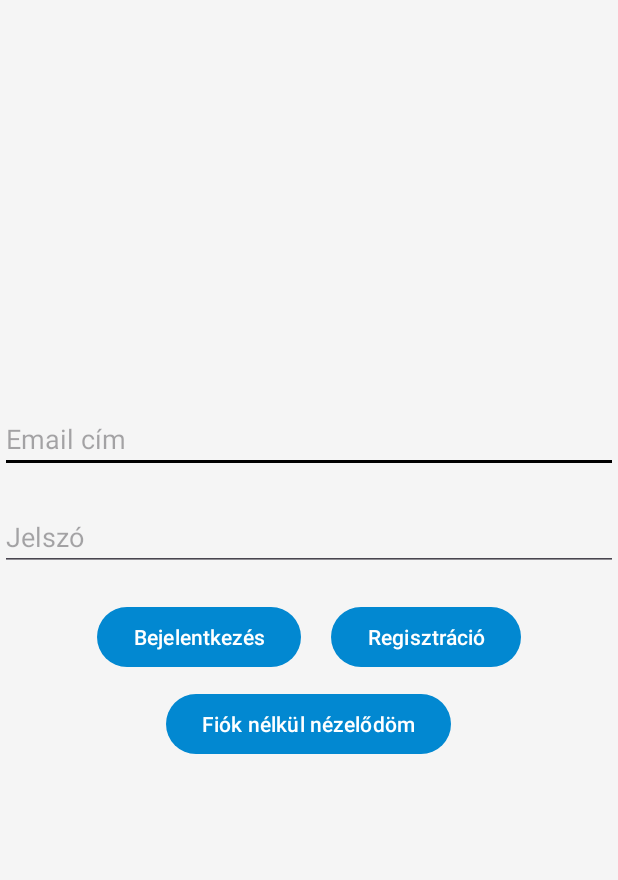
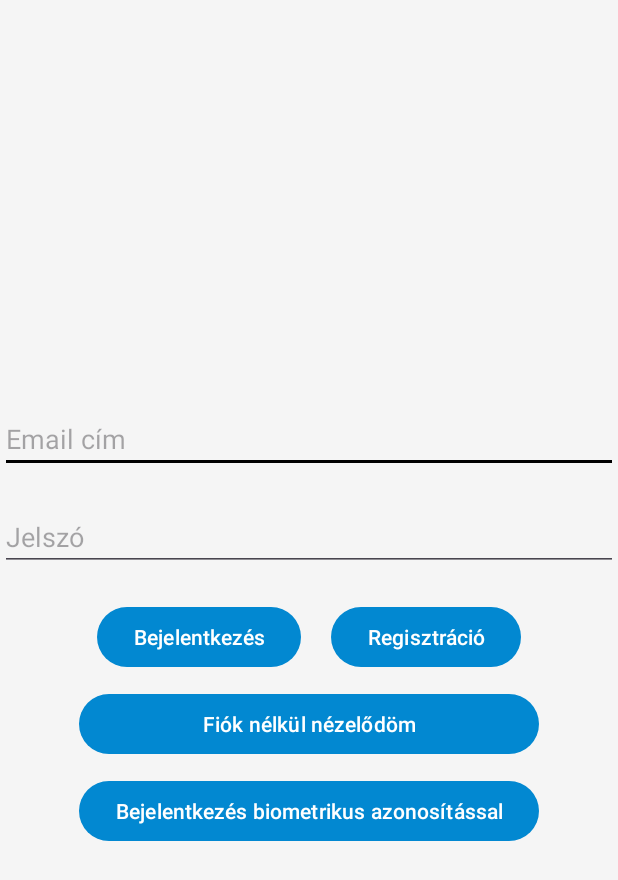
Before and after one commit to sanyopapa/Mobile_phone_subscription, an Android app: the screen it shows after launch (MainActivity), on a phone screen of 412 x 824 dp. Shown: the top 880 px of the screen. Run offline under Robolectric (Android 15) with nearby library versions, the phone set to English and light mode, and no system bars; our stand-ins replace Firebase (no records; nobody signed in at launch, a user with empty details on screens opened directly).

Commit message:
biometrikus azonosítás bejelentkezéskor

```diff
--- a/app/build.gradle
+++ b/app/build.gradle
@@ -49,4 +49,5 @@ dependencies {
     implementation(platform(libs.firebase.bom))
     implementation libs.glide
     annotationProcessor libs.compiler
+    implementation libs.biometric
 }
--- a/app/src/main/AndroidManifest.xml
+++ b/app/src/main/AndroidManifest.xml
@@ -1,7 +1,8 @@
 <?xml version="1.0" encoding="utf-8"?>
 <manifest xmlns:android="http://schemas.android.com/apk/res/android"
     xmlns:tools="http://schemas.android.com/tools">
-
+    <uses-permission android:name="android.permission.POST_NOTIFICATIONS" />
+    <uses-permission android:name="android.permission.USE_BIOMETRIC" />
     <application
         android:allowBackup="true"
         android:dataExtractionRules="@xml/data_extraction_rules"
@@ -37,6 +38,4 @@
             </intent-filter>
         </activity>
     </application>
-    <uses-permission android:name="android.permission.POST_NOTIFICATIONS" />
-
 </manifest>
--- a/app/src/main/res/layout-land/activity_main.xml
+++ b/app/src/main/res/layout-land/activity_main.xml
@@ -1,6 +1,5 @@
 <?xml version="1.0" encoding="utf-8"?>
-            <androidx.constraintlayout.widget.ConstraintLayout
-                xmlns:android="http://schemas.android.com/apk/res/android"
+<androidx.constraintlayout.widget.ConstraintLayout xmlns:android="http://schemas.android.com/apk/res/android"
     xmlns:app="http://schemas.android.com/apk/res-auto"
     xmlns:tools="http://schemas.android.com/tools"
     android:id="@+id/main"
@@ -17,10 +16,10 @@
         android:inputType="textEmailAddress"
         app:layout_constraintBottom_toBottomOf="parent"
         app:layout_constraintEnd_toEndOf="parent"
-        app:layout_constraintHorizontal_bias="0.0"
+        app:layout_constraintHorizontal_bias="1.0"
         app:layout_constraintStart_toStartOf="parent"
         app:layout_constraintTop_toTopOf="parent"
-        app:layout_constraintVertical_bias="0.27" />
+        app:layout_constraintVertical_bias="0.155" />
 
     <EditText
         android:id="@+id/editTextPassword"
@@ -50,15 +49,15 @@
 
     <Button
         android:id="@+id/loginAnonymousButton"
-        android:layout_width="287dp"
-        android:layout_height="51dp"
+        android:layout_width="wrap_content"
+        android:layout_height="wrap_content"
         android:onClick="toLoginAnonymously"
         android:text="@string/fioknelkulezelodom"
         app:layout_constraintBottom_toBottomOf="parent"
         app:layout_constraintEnd_toEndOf="parent"
         app:layout_constraintStart_toStartOf="parent"
-        app:layout_constraintTop_toBottomOf="@+id/loginButton"
-        app:layout_constraintVertical_bias="0.265" />
+        app:layout_constraintTop_toBottomOf="@+id/registerButton"
+        app:layout_constraintVertical_bias="0.175" />
 
     <Button
         android:id="@+id/loginButton"
@@ -85,4 +84,16 @@
         app:layout_constraintStart_toStartOf="parent"
         app:layout_constraintTop_toBottomOf="@+id/editTextPassword" />
 
+    <Button
+        android:id="@+id/buttonBiometricLogin"
+        android:layout_width="wrap_content"
+        android:layout_height="wrap_content"
+        android:onClick="biometricLogin"
+        android:text="Bejelentkezés biometrikus azonosítással"
+        app:layout_constraintBottom_toBottomOf="parent"
+        app:layout_constraintEnd_toEndOf="parent"
+        app:layout_constraintHorizontal_bias="0.502"
+        app:layout_constraintStart_toStartOf="parent"
+        app:layout_constraintTop_toBottomOf="@+id/loginAnonymousButton"
+        app:layout_constraintVertical_bias="0.274" />
 </androidx.constraintlayout.widget.ConstraintLayout>
--- a/app/src/main/res/layout/activity_main.xml
+++ b/app/src/main/res/layout/activity_main.xml
@@ -67,5 +67,13 @@
             android:onClick="toLoginAnonymously"
             android:text="@string/fioknelkulezelodom"
             app:layout_constraintVertical_bias="0.091" />
+
+        <Button
+            android:id="@+id/buttonBiometricLogin"
+            android:layout_width="match_parent"
+            android:layout_height="wrap_content"
+            android:layout_marginTop="10dp"
+            android:onClick="biometricLogin"
+            android:text="Bejelentkezés biometrikus azonosítással" />
     </LinearLayout>
 </LinearLayout>
--- a/gradle/libs.versions.toml
+++ b/gradle/libs.versions.toml
@@ -1,5 +1,6 @@
 [versions]
 agp = "8.9.0"
+biometric = "1.2.0-alpha05"
 compiler = "4.15.1"
 firebaseBom = "33.11.0"
 firebaseFirestore = "25.1.3"
@@ -18,6 +19,7 @@ playServicesSafetynet = "18.1.0"
 playServicesLocation = "21.3.0"
 
 [libraries]
+biometric = { module = "androidx.biometric:biometric", version.ref = "biometric" }
 compiler = { module = "com.github.bumptech.glide:compiler", version.ref = "compiler" }
 firebase-bom = { module = "com.google.firebase:firebase-bom", version.ref = "firebaseBom" }
 firebase-firestore = { module = "com.google.firebase:firebase-firestore", version.ref = "firebaseFirestore" }
```
Also changed, not shown: app/src/main/java/com/example/mobile_phone_subscription/MainActivity.java (+84 -0 lines). Lines whose indentation alone changed are shown as unchanged.
